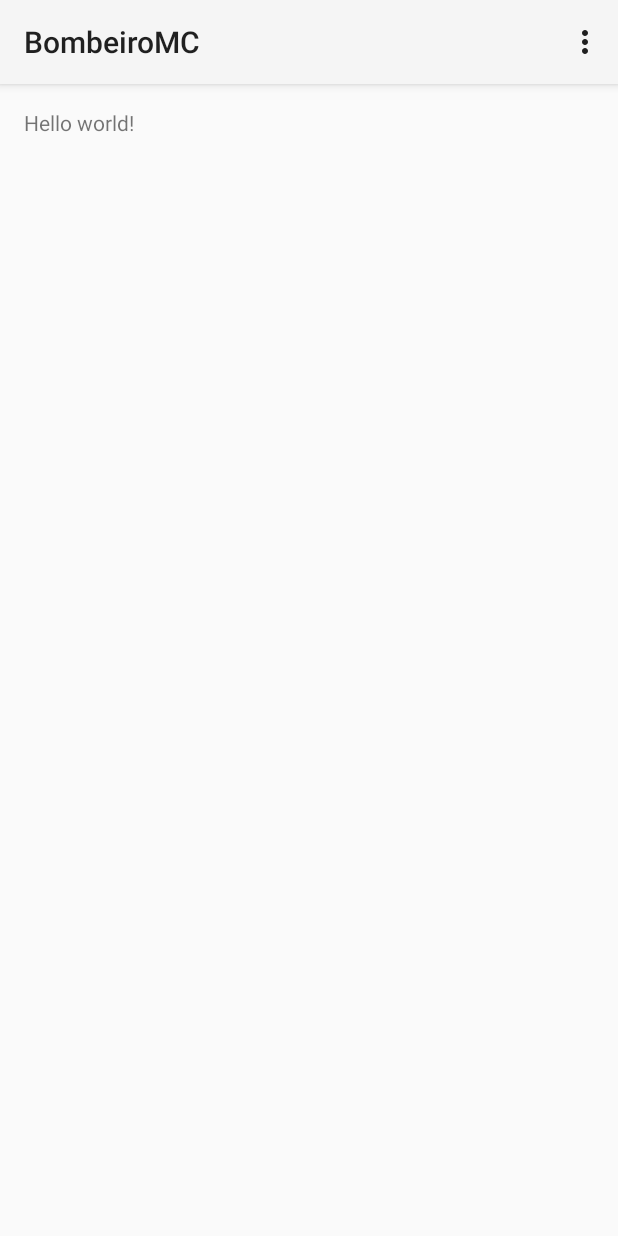
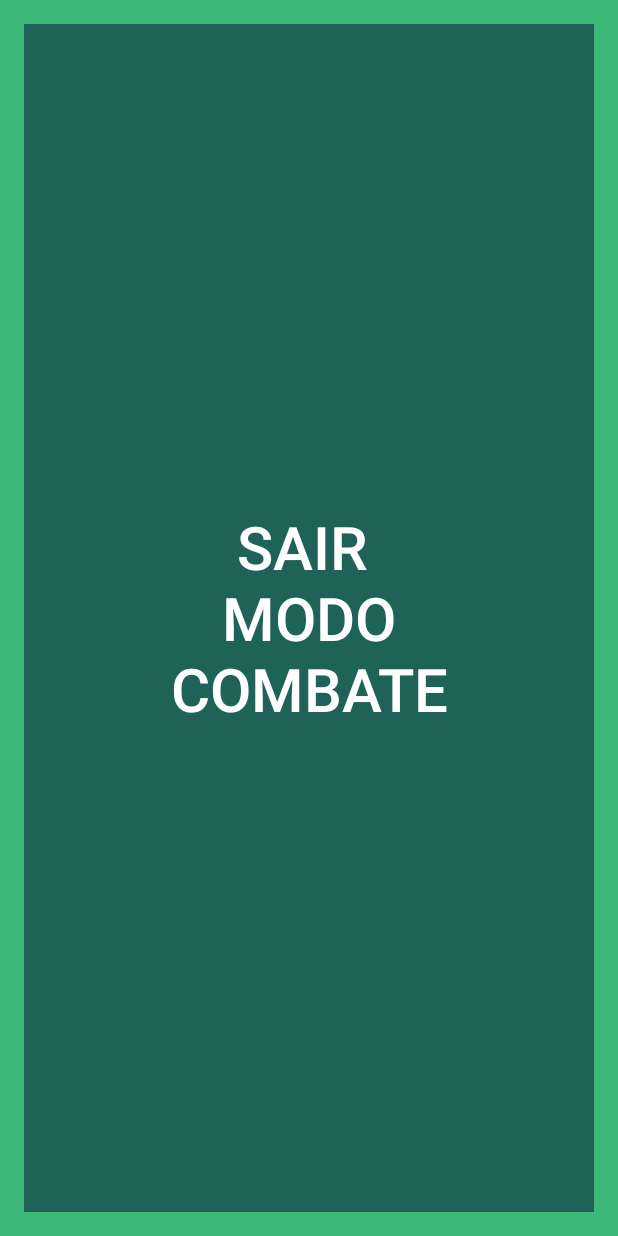
Before and after one commit to FrancisMT/Droidbeiro, an Android app: the BombeiroMC screen opened directly, with no data from a screen before it, on a phone screen of 412 x 824 dp. Run offline under Robolectric (Android 15) with nearby library versions, the phone set to English and light mode, and no system bars.

Commit message:
Continuação da Introdução da interface

```diff
--- a/app/src/main/java/pt/up/fe/droidbeiro/Presentation/BombeiroMC.java
+++ b/app/src/main/java/pt/up/fe/droidbeiro/Presentation/BombeiroMC.java
@@ -1,18 +1,68 @@
 package pt.up.fe.droidbeiro.Presentation;
 
 import android.app.Activity;
+import android.app.AlertDialog;
+import android.content.DialogInterface;
+import android.content.Intent;
 import android.os.Bundle;
 import android.view.Menu;
 import android.view.MenuItem;
+import android.view.View;
+import android.widget.Button;
 
 import pt.up.fe.droidbeiro.R;
 
 public class BombeiroMC extends Activity {
 
+    private Button btn_sair_modo_combate;
+
     @Override
     protected void onCreate(Bundle savedInstanceState) {
         super.onCreate(savedInstanceState);
         setContentView(R.layout.activity_bombeiro_mc);
+
+        // Hiding the action bar
+        getActionBar().hide();
+
+        btn_sair_modo_combate=(Button)findViewById(R.id.btn_sair_modo_combate);
+
+        btn_sair_modo_combate.setOnClickListener(new View.OnClickListener() {
+            @Override
+            public void onClick(View view) {
+                //Used to test
+                AlertDialog.Builder alertDialog = new AlertDialog.Builder(BombeiroMC.this);
+                //Setting Dialog Title
+                alertDialog.setTitle("Modo de Combate");
+                //Setting Dialog Message
+                alertDialog.setMessage("Sair de Combate?");
+
+                //Setting Positive "Sim" Button
+                alertDialog.setPositiveButton("Sim", new DialogInterface.OnClickListener(){
+                    public void onClick(DialogInterface dialog,int which) {
+
+                        // Write your code here to invoke SIM event
+
+                        //Start NewActivity.class
+                        Intent myIntent = new Intent(BombeiroMC.this,
+                                BombeiroMain.class);
+                        startActivity(myIntent);
+                    }
+                });
+
+                // Setting Negative "NÃO" Button
+                alertDialog.setNegativeButton("Não", new DialogInterface.OnClickListener() {
+                    public void onClick(DialogInterface dialog, int which) {
+                        // Write your code here to invoke NÃO event
+                        dialog.cancel();
+                    }
+                });
+
+                // Showing Alert Message
+                alertDialog.show();
+            }
+        });
+
+
     }
 
 
--- a/app/src/main/res/layout/activity_bombeiro_main.xml
+++ b/app/src/main/res/layout/activity_bombeiro_main.xml
@@ -18,7 +18,7 @@
         android:text="Mensagens"
         android:id="@+id/textView2"
         android:textSize="25dp"
-        android:layout_below="@+id/btn_modo_combate"
+        android:layout_below="@+id/btn_sair_modo_combate"
         android:layout_centerHorizontal="true" />
 
     <ListView
@@ -45,7 +45,7 @@
         android:padding="50dp"
         android:background="@color/bg_btn_join"
         android:text="Modo Combate"
-        android:id="@+id/btn_modo_combate"
+        android:id="@+id/btn_sair_modo_combate"
         android:layout_gravity="center_horizontal"
         android:textColor="@color/white"
         android:textSize="25dp"
@@ -60,7 +60,7 @@
         android:layout_alignParentBottom="true"
         android:layout_alignParentStart="true"
         android:background="@color/body_background"
-        android:hint="Mensagem Personalisada"
+        android:hint="Mensagem"
         android:layout_alignTop="@+id/btn_enviar_msg" />
 
     <Button
--- a/app/src/main/res/layout/activity_bombeiro_mc.xml
+++ b/app/src/main/res/layout/activity_bombeiro_mc.xml
@@ -1,12 +1,29 @@
 <RelativeLayout xmlns:android="http://schemas.android.com/apk/res/android"
-    xmlns:tools="http://schemas.android.com/tools" android:layout_width="match_parent"
-    android:layout_height="match_parent" android:paddingLeft="@dimen/activity_horizontal_margin"
+    xmlns:tools="http://schemas.android.com/tools"
+    android:layout_width="match_parent"
+    android:layout_height="match_parent"
+    android:paddingLeft="@dimen/activity_horizontal_margin"
     android:paddingRight="@dimen/activity_horizontal_margin"
     android:paddingTop="@dimen/activity_vertical_margin"
     android:paddingBottom="@dimen/activity_vertical_margin"
+    android:background="@color/actionbar"
+    android:orientation="vertical"
     tools:context="pt.up.fe.droidbeiro.Presentation.BombeiroMC">
 
-    <TextView android:text="@string/hello_world" android:layout_width="wrap_content"
-        android:layout_height="wrap_content" />
+    <Button
+        android:layout_width="wrap_content"
+        android:layout_height="wrap_content"
+        android:padding="50dp"
+        android:background="@color/bg_btn_join"
+        android:text="Sair \n Modo \nCombate"
+        android:id="@+id/btn_sair_modo_combate"
+        android:layout_gravity="center_horizontal"
+        android:textColor="@color/white"
+        android:textSize="40dp"
+        android:layout_alignParentEnd="true"
+        android:layout_alignParentTop="true"
+        android:layout_alignParentBottom="true"
+        android:layout_alignParentStart="true" />
+
 
 </RelativeLayout>
```
Also changed, not shown: app/src/main/java/pt/up/fe/droidbeiro/Presentation/BombeiroMain.java (+56 -11 lines).
